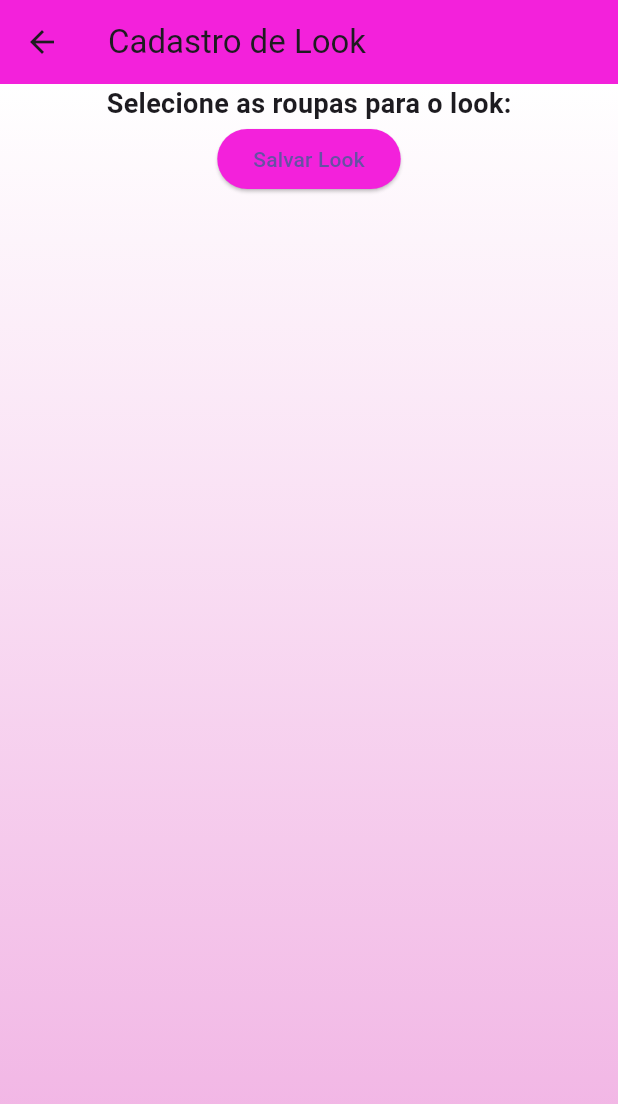
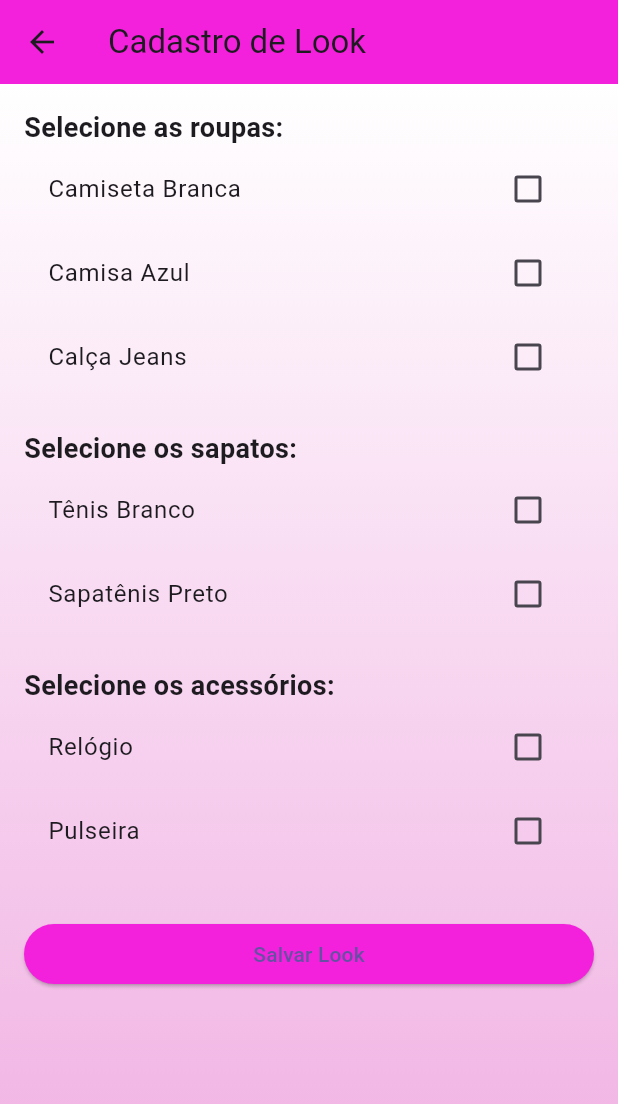
Before and after one commit to larybino/projeto_closet, a Flutter app: the WidgetCadastroLook screen opened by its route, on a phone screen of 412 x 824 dp. Shown: the top 1104 px of the screen. Run offline on Flutter 3.47's test engine with Material 3 defaults, Android fonts, the phone set to English and light mode, and no system bars; our stand-ins replace image_picker; key blocks and very long unbroken strings in the code were emptied for the run.

Commit message:
feat:adiciona cadastro e lista de looks

```diff
--- a/lib/configuracao/aplicativo.dart
+++ b/lib/configuracao/aplicativo.dart
@@ -6,6 +6,7 @@ import 'package:projeto_lary/widgets/acessorios/widget_cadastro_acessorios.dart'
 import 'package:projeto_lary/widgets/acessorios/widget_detalhes_acessorios.dart';
 import 'package:projeto_lary/widgets/evento/widget_cadastro_evento.dart';
 import 'package:projeto_lary/widgets/look/widget_cadastro_look.dart';
+import 'package:projeto_lary/widgets/look/widget_look.dart';
 import 'package:projeto_lary/widgets/roupas/DTORoupas.dart';
 import 'package:projeto_lary/widgets/roupas/widget_cadastro_roupa.dart';
 import 'package:projeto_lary/widgets/roupas/widget_detalhes_roupas.dart';
@@ -39,6 +40,7 @@ class Aplicativo extends StatelessWidget{
         Rotas.roupa:(context)=> WidgetRoupa(),
         Rotas.acessorio:(context)=> WidgetAcessorios(),
         Rotas.sapato:(context)=> WidgetSapato(),
+        Rotas.look:(context)=> WidgetLook(),
         Rotas.detalhesRoupas:(context)=> WidgetDetalhesRoupas(roupa: DTORoupas()), // Replace with a valid DTORoupas object
         Rotas.cadastrarRoupa:(context)=> WidgetCadastroRoupa(),
         Rotas.cadastrarAcessorios:(context)=> WidgetCadastroAcessorios(),
--- a/lib/widgets/acessorios/DTOAcessorios.dart
+++ b/lib/widgets/acessorios/DTOAcessorios.dart
@@ -7,6 +7,7 @@ class DTOAcessorios {
   String? fotoUrl;
 
   DTOAcessorios({
+    this.id,
     this.estilo,
     this.material,
     this.cor,
--- /dev/null
+++ b/lib/widgets/look/DTOLook.dart
@@ -0,0 +1,16 @@
+import 'package:projeto_lary/widgets/acessorios/DTOAcessorios.dart';
+import 'package:projeto_lary/widgets/roupas/DTORoupas.dart';
+import 'package:projeto_lary/widgets/sapato/DTOSapato.dart';
+
+class DTOLook{
+  List<DTORoupas> roupas;
+  List<DTOSapato> sapatos;
+  List<DTOAcessorios> acessorios;
+
+
+  DTOLook({
+    required this.roupas,
+    required this.sapatos,
+    required this.acessorios,
+  });
+}
--- a/lib/widgets/look/widget_cadastro_look.dart
+++ b/lib/widgets/look/widget_cadastro_look.dart
@@ -1,4 +1,8 @@
 import 'package:flutter/material.dart';
+import 'package:projeto_lary/widgets/acessorios/DTOAcessorios.dart';
+import 'package:projeto_lary/widgets/roupas/DTORoupas.dart';
+import 'package:projeto_lary/widgets/sapato/DTOSapato.dart';
+
 
 class WidgetCadastroLook extends StatefulWidget {
   @override
@@ -6,7 +10,27 @@ class WidgetCadastroLook extends StatefulWidget {
 }
 
 class _WidgetCadastroLookState extends State<WidgetCadastroLook> {
-  var roupasSelecionadas = [];
+  // Simulando dados cadastrados
+  final List<DTORoupas> roupasDisponiveis = [
+    DTORoupas(id: '1', modelo: 'Camiseta Branca', tipo: 'Casual', cor: 'Branco', marca: 'Marca A', fotoUrl: 'url1'),
+    DTORoupas(id: '2', modelo: 'Camisa Azul', tipo: 'Formal', cor: 'Azul', marca: 'Marca B', fotoUrl: 'url2'),
+    DTORoupas(id: '3', modelo: 'Calça Jeans', tipo: 'Casual', cor: 'Azul', marca: 'Marca C', fotoUrl: 'url3'),
+  ];
+
+  final List<DTOSapato> sapatosDisponiveis = [
+    DTOSapato(id: '1', modelo: 'Tênis Branco', material: 'Couro', cor: 'Branco', marca: 'Marca X', fotoUrl: 'url4'),
+    DTOSapato(id: '2', modelo: 'Sapatênis Preto', material: 'Tecido', cor: 'Preto', marca: 'Marca Y', fotoUrl: 'url5'),
+  ];
+
+  final List<DTOAcessorios> acessoriosDisponiveis = [
+    DTOAcessorios(id: '1', estilo: 'Relógio', material: 'Aço', cor: 'Prata', marca: 'Marca Z', fotoUrl: 'url6'),
+    DTOAcessorios(id: '2', estilo: 'Pulseira', material: 'Couro', cor: 'Marrom', marca: 'Marca W', fotoUrl: 'url7'),
+  ];
+
+  // Seleções
+  List<DTORoupas> roupasSelecionadas = [];
+  List<DTOSapato> sapatosSelecionados = [];
+  List<DTOAcessorios> acessoriosSelecionados = [];
 
   @override
   Widget build(BuildContext context) {
@@ -16,33 +40,72 @@ class _WidgetCadastroLookState extends State<WidgetCadastroLook> {
         backgroundColor: const Color.fromARGB(255, 243, 33, 219),
       ),
       body: Container(
-        decoration: BoxDecoration(
+        padding: const EdgeInsets.all(16),
+        decoration: const BoxDecoration(
           gradient: LinearGradient(
+            colors: [
+              Color.fromARGB(255, 255, 255, 255),
+              Color.fromARGB(255, 240, 174, 226),
+            ],
             begin: Alignment.topCenter,
             end: Alignment.bottomCenter,
-            colors: [
-              const Color.fromARGB(255, 255, 255, 255),
-              Color.fromARGB(255, 240, 174, 226),
-            ],
           ),
         ),
-        child: Center(
-          child: Column(
+        child: ListView(
           children: [
             const Text(
-                'Selecione as roupas para o look:',
+              'Selecione as roupas:',
               style: TextStyle(fontSize: 18, fontWeight: FontWeight.bold),
             ),
+            ...roupasDisponiveis.map((r) => CheckboxListTile(
+                  title: Text(r.modelo ?? 'Modelo desconhecido'),
+                  value: roupasSelecionadas.contains(r),
+                  onChanged: (bool? value) {
+                    setState(() {
+                      value == true
+                          ? roupasSelecionadas.add(r)
+                          : roupasSelecionadas.remove(r);
+                    });
+                  },
+                )),
+
+            const SizedBox(height: 20),
+            const Text(
+              'Selecione os sapatos:',
+              style: TextStyle(fontSize: 18, fontWeight: FontWeight.bold),
+            ),
+            ...sapatosDisponiveis.map((s) => CheckboxListTile(
+                  title: Text(s.modelo ?? 'Modelo desconhecido'),
+                  value: sapatosSelecionados.contains(s),
+                  onChanged: (bool? value) {
+                    setState(() {
+                      value == true
+                          ? sapatosSelecionados.add(s)
+                          : sapatosSelecionados.remove(s);
+                    });
+                  },
+                )),
+
+            const SizedBox(height: 20),
+            const Text(
+              'Selecione os acessórios:',
+              style: TextStyle(fontSize: 18, fontWeight: FontWeight.bold),
+            ),
+            ...acessoriosDisponiveis.map((a) => CheckboxListTile(
+                  title: Text(a.estilo ?? 'Estilo desconhecido'),
+                  value: acessoriosSelecionados.contains(a),
+                  onChanged: (bool? value) {
+                    setState(() {
+                      value == true
+                          ? acessoriosSelecionados.add(a)
+                          : acessoriosSelecionados.remove(a);
+                    });
+                  },
+                )),
+
+            const SizedBox(height: 30),
             ElevatedButton(
-                onPressed: () {
-                  ScaffoldMessenger.of(context).showSnackBar(
-                    SnackBar(
-                      content: Text(
-                        'Look salvo com ${roupasSelecionadas.length} peças',
-                      ),
-                    ),
-                  );
-                },
+              onPressed: salvarLook,
               style: ElevatedButton.styleFrom(
                 backgroundColor: const Color.fromARGB(255, 243, 33, 219),
               ),
@@ -51,7 +114,20 @@ class _WidgetCadastroLookState extends State<WidgetCadastroLook> {
           ],
         ),
       ),
-      ),
     );
   }
+
+  void salvarLook() {
+    final snackBar = SnackBar(
+      content: Text(
+        'Look salvo com:\n'
+        '${roupasSelecionadas.length} roupa(s), '
+        '${sapatosSelecionados.length} sapato(s), '
+        '${acessoriosSelecionados.length} acessório(s)',
+      ),
+      duration: const Duration(seconds: 3),
+    );
+
+    ScaffoldMessenger.of(context).showSnackBar(snackBar);
   }
+}
--- a/pubspec.yaml
+++ b/pubspec.yaml
@@ -32,6 +32,12 @@ dependencies:
     sdk: flutter
 
   image_picker: ^1.0.7
+  shared_preferences: ^2.0.15
+  uuid: ^3.0.6
+  sqflite:
+  path:
+  sqflite_common_ffi:
+  sqflite_common_ffi_web:
 
   # The following adds the Cupertino Icons font to your application.
   # Use with the CupertinoIcons class for iOS style icons.
```
Also changed, not shown: lib/widgets/look/widget_look.dart (+77 -0 lines), pubspec.lock, 1 other file. Lines whose indentation alone changed are shown as unchanged.
